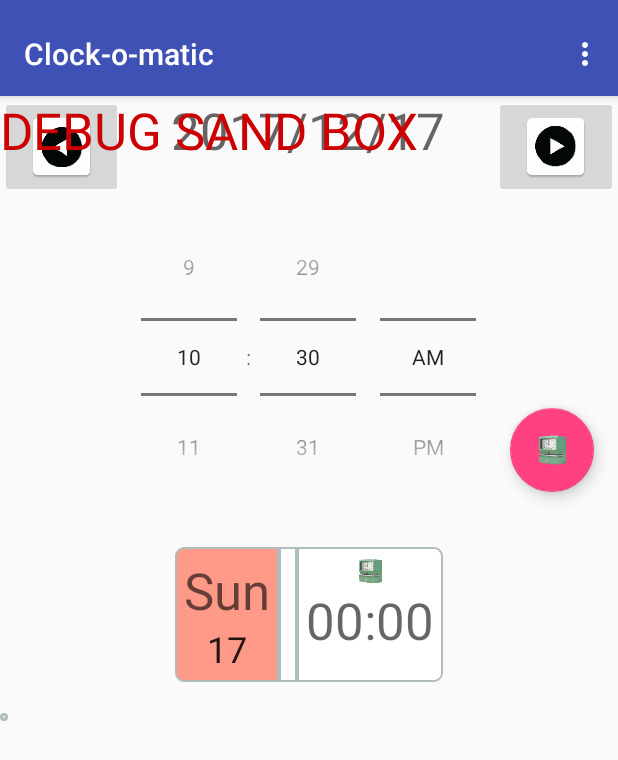
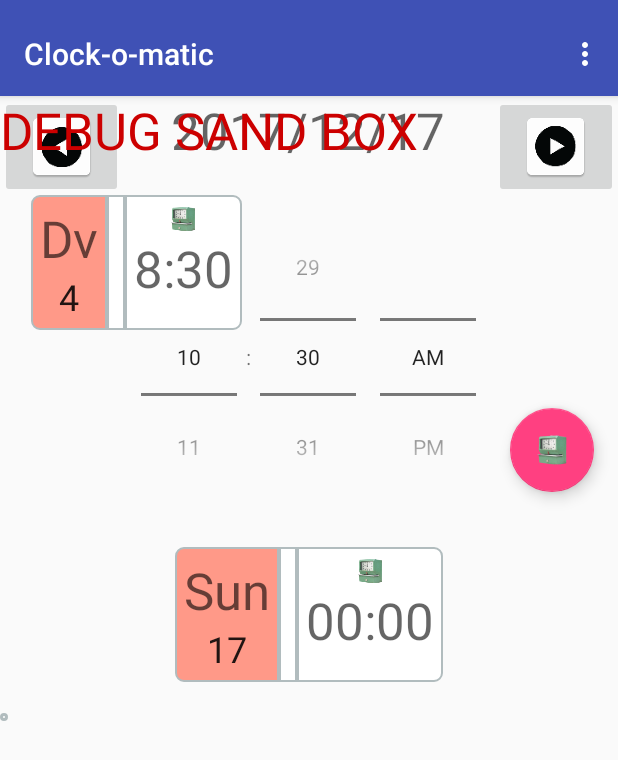
Before and after one commit to joan-esteban/clockomatic, an Android app: the fragment DebugFragment placed in its activity, on a phone screen of 412 x 824 dp. Shown: the top 760 px of the screen. Run offline under Robolectric (Android 15) with nearby library versions, the light colour scheme and no system bars; network calls fail.

Commit message:
- Rename fragment_view_detail to fragment_day_datails because were confusing

```diff
--- a/app/src/main/java/org/jesteban/clockomatic/fragments/showdaydetail/DayDetailFragment.java
+++ b/app/src/main/java/org/jesteban/clockomatic/fragments/showdaydetail/DayDetailFragment.java
@@ -34,7 +34,7 @@ public class  DayDetailFragment extends Fragment implements DayDetailContract.Vi
     @Override
     public View onCreateView(LayoutInflater inflater, ViewGroup container,
                              Bundle savedInstanceState) {
-        View view =  inflater.inflate(R.layout.fragment_view_detail, container, false);
+        View view =  inflater.inflate(R.layout.fragment_day_detail, container, false);
         txtNameDay = (TextView) view.findViewById(R.id.text_name_day);
         txtNumDay = (TextView) view.findViewById(R.id.text_num_day);
         txtEntries = (TextSwitcher) view.findViewById(R.id.text_pair_entries);
--- a/app/src/main/res/layout/fragment_debug.xml
+++ b/app/src/main/res/layout/fragment_debug.xml
@@ -10,4 +10,11 @@
         android:text="DEBUG SAND BOX "
         android:textAppearance="@style/TextAppearance.AppCompat.Display1"
         android:textColor="@android:color/holo_red_dark" />
+
+    <view
+        class="org.jesteban.clockomatic.views.DayDetailView"
+        id="@+id/view"
+        layout_width="match_parent"
+        android:layout_width="wrap_content"
+        android:layout_height="wrap_content" />
 </LinearLayout>
```
Also changed, not shown: app/src/main/res/layout/fragment_day_detail.xml (renamed from app/src/main/res/layout/fragment_view_detail.xml).
